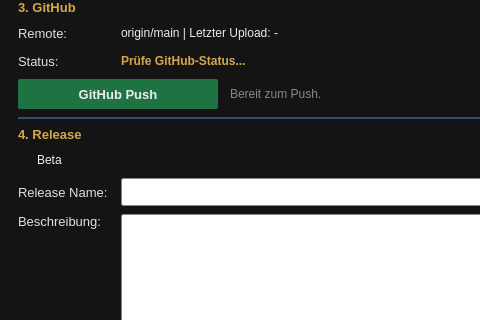
Old version of the form Release/Build_Release.ui in the repository Looking4Git/Starfield_LOH; both pictures show x 0 to 480 and y 351 to 671 of the 760 by 914 pixel window.
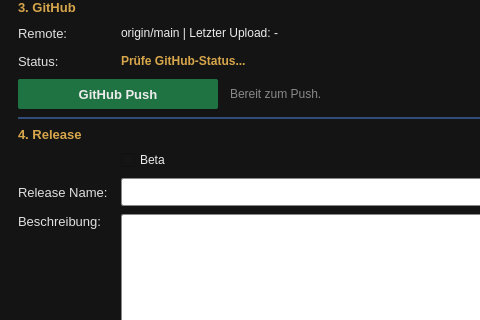
New version of the form.

Commit message: Build_Release Oberfläche Checkbox PreRelease nach rechts verschoben

Diff of the .ui file:
```diff
--- a/Release/Build_Release.ui
+++ b/Release/Build_Release.ui
@@ -874,6 +874,25 @@
      <property name="spacing">
       <number>8</number>
      </property>
+     <item>
+      <widget class="QLabel" name="lbl_rel_beta_spacer">
+       <property name="minimumSize">
+        <size>
+         <width>95</width>
+         <height>0</height>
+        </size>
+       </property>
+       <property name="maximumSize">
+        <size>
+         <width>95</width>
+         <height>16777215</height>
+        </size>
+       </property>
+       <property name="text">
+        <string/>
+       </property>
+      </widget>
+     </item>
      <item>
       <widget class="QCheckBox" name="chk_beta">
        <property name="cursor">
```
The commit also changes 1 other file.
